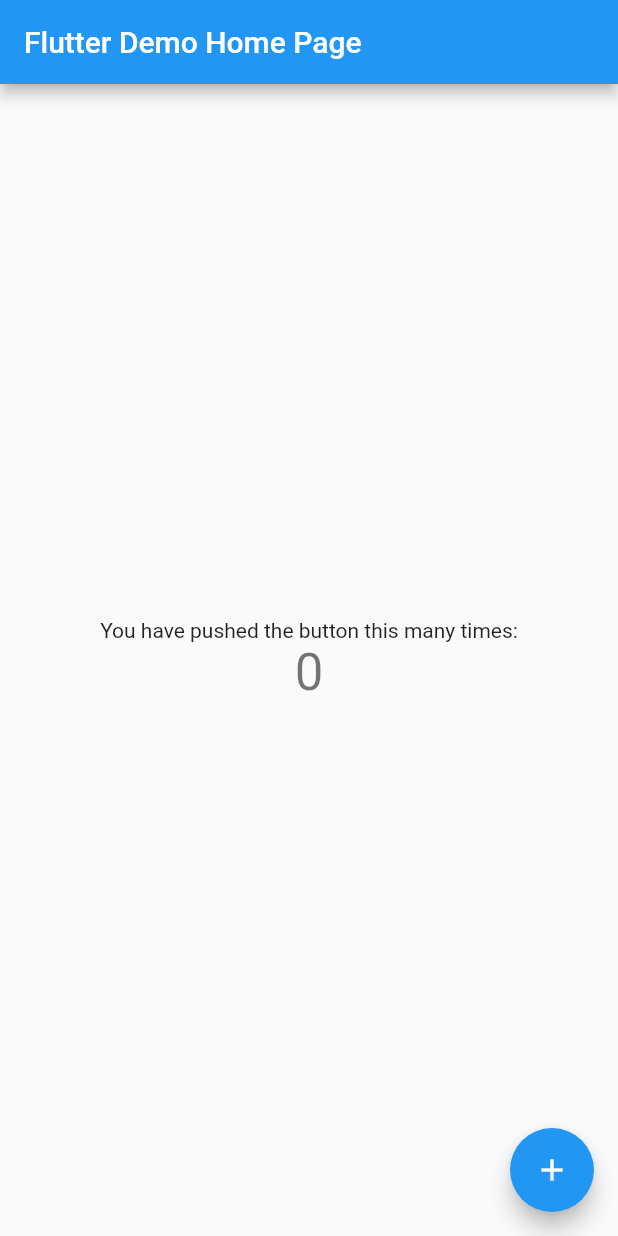
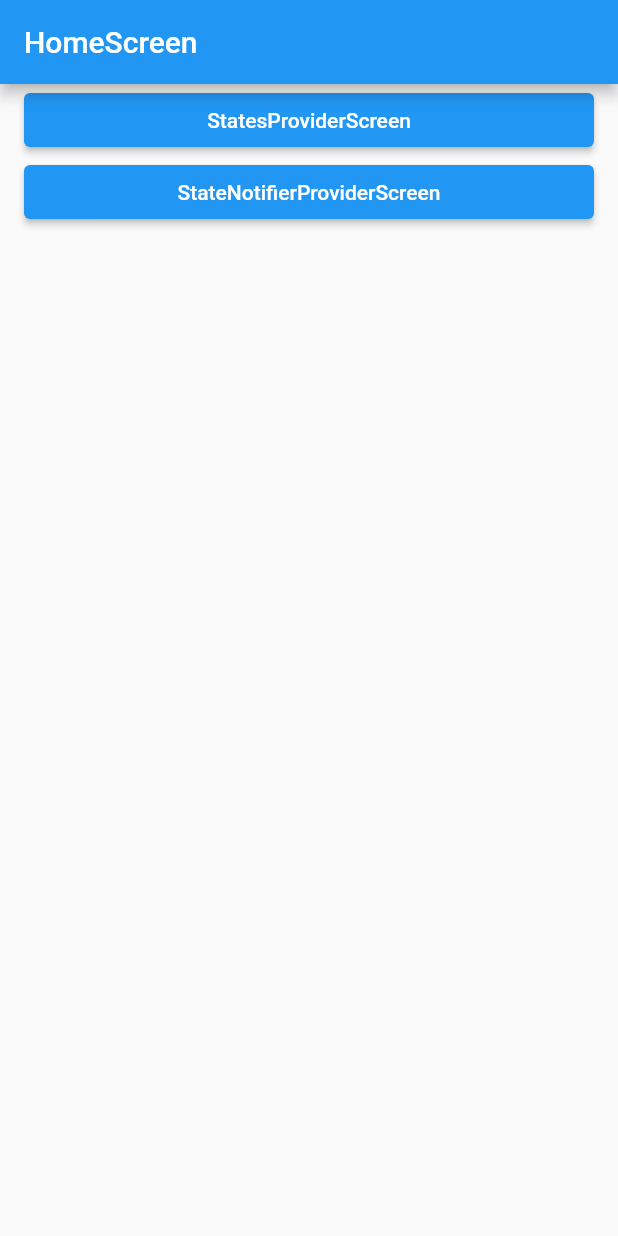
Before and after one commit to starguys/learn_riverpod, a Flutter app: the screen it shows after launch, on a phone screen of 412 x 824 dp. Run offline on Flutter 3.47's test engine with Material 2 defaults, Android fonts, the light colour scheme and no system bars; our stand-ins replace flutter_riverpod.

Commit message:
learn flutter

```diff
--- a/analysis_options.yaml
+++ b/analysis_options.yaml
@@ -22,8 +22,9 @@
   # `// ignore_for_file: name_of_lint` syntax on the line or in the file
   # producing the lint.
   rules:
+    prefer_const_constructors: false
+    prefer_const_literals_to_create_immutables: false
     # avoid_print: false  # Uncomment to disable the `avoid_print` rule
     # prefer_single_quotes: true  # Uncomment to enable the `prefer_single_quotes` rule
-
 # Additional information about this file can be found at
 # https://dart.dev/guides/language/analysis-options
--- /dev/null
+++ b/lib/layout/default_layout.dart
@@ -0,0 +1,28 @@
+import 'package:flutter/material.dart';
+
+class DefaultLayout extends StatelessWidget {
+  final String title;
+  final Widget body;
+  final List<Widget>? actions;
+
+  const DefaultLayout({
+    required this.title,
+    required this.body,
+    this.actions,
+    Key? key,
+  }) : super(key: key);
+
+  @override
+  Widget build(BuildContext context) {
+    return Scaffold(
+      appBar: AppBar(
+        title: Text(title),
+        actions: actions,
+      ),
+      body: Padding(
+        padding: const EdgeInsets.symmetric(horizontal: 16.0),
+        child: body,
+      ),
+    );
+  }
+}
--- a/lib/main.dart
+++ b/lib/main.dart
@@ -1,115 +1,13 @@
 import 'package:flutter/material.dart';
+import 'package:flutter_riverpod/flutter_riverpod.dart';
+import 'package:learn_riverpod/screen/home_screen.dart';
 
 void main() {
-  runApp(const MyApp());
+  runApp(
+    ProviderScope(
+      child: MaterialApp(
+        home: HomeScreen(),
+      ),
+    ),
+  );
 }
-
-class MyApp extends StatelessWidget {
-  const MyApp({Key? key}) : super(key: key);
-
-  // This widget is the root of your application.
-  @override
-  Widget build(BuildContext context) {
-    return MaterialApp(
-      title: 'Flutter Demo',
-      theme: ThemeData(
-        // This is the theme of your application.
-        //
-        // Try running your application with "flutter run". You'll see the
-        // application has a blue toolbar. Then, without quitting the app, try
-        // changing the primarySwatch below to Colors.green and then invoke
-        // "hot reload" (press "r" in the console where you ran "flutter run",
-        // or simply save your changes to "hot reload" in a Flutter IDE).
-        // Notice that the counter didn't reset back to zero; the application
-        // is not restarted.
-        primarySwatch: Colors.blue,
-      ),
-      home: const MyHomePage(title: 'Flutter Demo Home Page'),
-    );
-  }
-}
-
-class MyHomePage extends StatefulWidget {
-  const MyHomePage({Key? key, required this.title}) : super(key: key);
-
-  // This widget is the home page of your application. It is stateful, meaning
-  // that it has a State object (defined below) that contains fields that affect
-  // how it looks.
-
-  // This class is the configuration for the state. It holds the values (in this
-  // case the title) provided by the parent (in this case the App widget) and
-  // used by the build method of the State. Fields in a Widget subclass are
-  // always marked "final".
-
-  final String title;
-
-  @override
-  State<MyHomePage> createState() => _MyHomePageState();
-}
-
-class _MyHomePageState extends State<MyHomePage> {
-  int _counter = 0;
-
-  void _incrementCounter() {
-    setState(() {
-      // This call to setState tells the Flutter framework that something has
-      // changed in this State, which causes it to rerun the build method below
-      // so that the display can reflect the updated values. If we changed
-      // _counter without calling setState(), then the build method would not be
-      // called again, and so nothing would appear to happen.
-      _counter++;
-    });
-  }
-
-  @override
-  Widget build(BuildContext context) {
-    // This method is rerun every time setState is called, for instance as done
-    // by the _incrementCounter method above.
-    //
-    // The Flutter framework has been optimized to make rerunning build methods
-    // fast, so that you can just rebuild anything that needs updating rather
-    // than having to individually change instances of widgets.
-    return Scaffold(
-      appBar: AppBar(
-        // Here we take the value from the MyHomePage object that was created by
-        // the App.build method, and use it to set our appbar title.
-        title: Text(widget.title),
-      ),
-      body: Center(
-        // Center is a layout widget. It takes a single child and positions it
-        // in the middle of the parent.
-        child: Column(
-          // Column is also a layout widget. It takes a list of children and
-          // arranges them vertically. By default, it sizes itself to fit its
-          // children horizontally, and tries to be as tall as its parent.
-          //
-          // Invoke "debug painting" (press "p" in the console, choose the
-          // "Toggle Debug Paint" action from the Flutter Inspector in Android
-          // Studio, or the "Toggle Debug Paint" command in Visual Studio Code)
-          // to see the wireframe for each widget.
-          //
-          // Column has various properties to control how it sizes itself and
-          // how it positions its children. Here we use mainAxisAlignment to
-          // center the children vertically; the main axis here is the vertical
-          // axis because Columns are vertical (the cross axis would be
-          // horizontal).
-          mainAxisAlignment: MainAxisAlignment.center,
-          children: <Widget>[
-            const Text(
-              'You have pushed the button this many times:',
-            ),
-            Text(
-              '$_counter',
-              style: Theme.of(context).textTheme.headline4,
-            ),
-          ],
-        ),
-      ),
-      floatingActionButton: FloatingActionButton(
-        onPressed: _incrementCounter,
-        tooltip: 'Increment',
-        child: const Icon(Icons.add),
-      ), // This trailing comma makes auto-formatting nicer for build methods.
-    );
-  }
-}
--- /dev/null
+++ b/lib/riverpod/state_provider_screen.dart
@@ -0,0 +1,3 @@
+import 'package:flutter_riverpod/flutter_riverpod.dart';
+
+final numberProvider = StateProvider<int>((ref) => 0);
--- /dev/null
+++ b/lib/screen/home_screen.dart
@@ -0,0 +1,39 @@
+import 'package:flutter/material.dart';
+import 'package:learn_riverpod/layout/default_layout.dart';
+import 'package:learn_riverpod/screen/state_notifier_provider_screen.dart';
+import 'package:learn_riverpod/screen/state_provider_screen.dart';
+
+class HomeScreen extends StatelessWidget {
+  const HomeScreen({Key? key}) : super(key: key);
+
+  @override
+  Widget build(BuildContext context) {
+    return DefaultLayout(
+      title: 'HomeScreen',
+      body: ListView(
+        children: [
+          ElevatedButton(
+            onPressed: () {
+              Navigator.of(context).push(
+                MaterialPageRoute(
+                  builder: (_) => StateProviderScreen(),
+                ),
+              );
+            },
+            child: Text('StatesProviderScreen'),
+          ),
+          ElevatedButton(
+            onPressed: () {
+              Navigator.of(context).push(
+                MaterialPageRoute(
+                  builder: (_) => StateNotifierProviderScreen(),
+                ),
+              );
+            },
+            child: Text('StateNotifierProviderScreen'),
+          ),
+        ],
+      ),
+    );
+  }
+}
--- a/pubspec.yaml
+++ b/pubspec.yaml
@@ -3,7 +3,7 @@
 
 # The following line prevents the package from being accidentally published to
 # pub.dev using `flutter pub publish`. This is preferred for private packages.
-publish_to: 'none' # Remove this line if you wish to publish to pub.dev
+publish_to: "none" # Remove this line if you wish to publish to pub.dev
 
 # The following defines the version and build number for your application.
 # A version number is three numbers separated by dots, like 1.2.43
@@ -30,10 +30,10 @@
   flutter:
     sdk: flutter
 
-
   # The following adds the Cupertino Icons font to your application.
   # Use with the CupertinoIcons class for iOS style icons.
   cupertino_icons: ^1.0.2
+  flutter_riverpod: ^1.0.4
 
 dev_dependencies:
   flutter_test:
@@ -51,7 +51,6 @@
 
 # The following section is specific to Flutter packages.
 flutter:
-
   # The following line ensures that the Material Icons font is
   # included with your application, so that you can use the icons in
   # the material Icons class.
```
Also changed, not shown: lib/model/shopping_item_model.dart (added, +20 -0 lines), lib/riverpod/state_notifier_provider.dart (added, +62 -0 lines), lib/screen/state_notifier_provider_screen.dart (added, +32 -0 lines), lib/screen/state_provider_screen.dart (added, +85 -0 lines), pubspec.lock, 1 other file.
